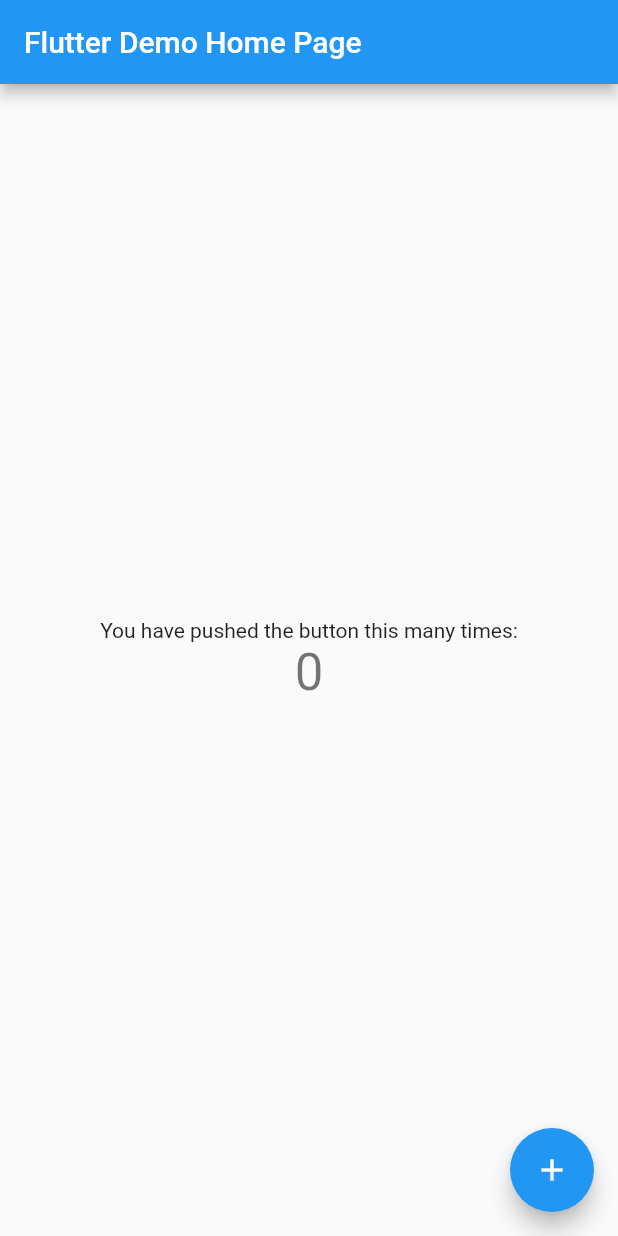
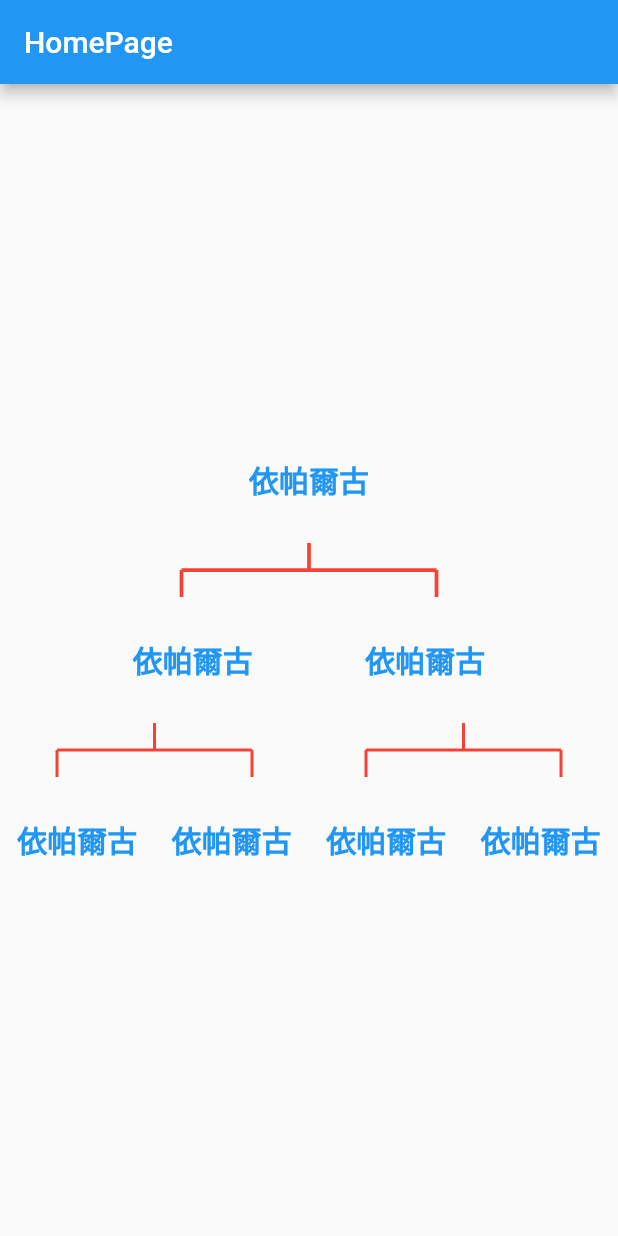
Before and after one commit to andy880409/huiyiapp, a Flutter app: the screen it shows after launch, on a phone screen of 412 x 824 dp. Run offline on Flutter 3.47's test engine with Material 2 defaults, Android fonts, the phone set to English and light mode, and no system bars.

Commit message:
樹狀圖初步畫面完成

```diff
--- a/app/huiyiapp/lib/main.dart
+++ b/app/huiyiapp/lib/main.dart
@@ -1,113 +1,41 @@
 import 'package:flutter/material.dart';
+import 'package:huiyiapp/mbChart.dart';
+import 'package:huiyiapp/mbBtn.dart';
 
 void main() {
   runApp(MyApp());
 }
 
 class MyApp extends StatelessWidget {
-  // This widget is the root of your application.
   @override
   Widget build(BuildContext context) {
     return MaterialApp(
-      title: 'Flutter Demo',
-      theme: ThemeData(
-        // This is the theme of your application.
-        //
-        // Try running your application with "flutter run". You'll see the
-        // application has a blue toolbar. Then, without quitting the app, try
-        // changing the primarySwatch below to Colors.green and then invoke
-        // "hot reload" (press "r" in the console where you ran "flutter run",
-        // or simply save your changes to "hot reload" in a Flutter IDE).
-        // Notice that the counter didn't reset back to zero; the application
-        // is not restarted.
-        primarySwatch: Colors.blue,
+      home: Scaffold(
+        appBar: AppBar(title: Text("HomePage")),
+        body: MyHomePage(),
       ),
-      home: MyHomePage(title: 'Flutter Demo Home Page'),
     );
   }
 }
 
-class MyHomePage extends StatefulWidget {
-  MyHomePage({Key key, this.title}) : super(key: key);
-
-  // This widget is the home page of your application. It is stateful, meaning
-  // that it has a State object (defined below) that contains fields that affect
-  // how it looks.
-
-  // This class is the configuration for the state. It holds the values (in this
-  // case the title) provided by the parent (in this case the App widget) and
-  // used by the build method of the State. Fields in a Widget subclass are
-  // always marked "final".
-
-  final String title;
-
-  @override
-  _MyHomePageState createState() => _MyHomePageState();
-}
-
-class _MyHomePageState extends State<MyHomePage> {
-  int _counter = 0;
-
-  void _incrementCounter() {
-    setState(() {
-      // This call to setState tells the Flutter framework that something has
-      // changed in this State, which causes it to rerun the build method below
-      // so that the display can reflect the updated values. If we changed
-      // _counter without calling setState(), then the build method would not be
-      // called again, and so nothing would appear to happen.
-      _counter++;
-    });
-  }
-
+class MyHomePage extends StatelessWidget {
   @override
   Widget build(BuildContext context) {
-    // This method is rerun every time setState is called, for instance as done
-    // by the _incrementCounter method above.
-    //
-    // The Flutter framework has been optimized to make rerunning build methods
-    // fast, so that you can just rebuild anything that needs updating rather
-    // than having to individually change instances of widgets.
-    return Scaffold(
-      appBar: AppBar(
-        // Here we take the value from the MyHomePage object that was created by
-        // the App.build method, and use it to set our appbar title.
-        title: Text(widget.title),
-      ),
-      body: Center(
-        // Center is a layout widget. It takes a single child and positions it
-        // in the middle of the parent.
-        child: Column(
-          // Column is also a layout widget. It takes a list of children and
-          // arranges them vertically. By default, it sizes itself to fit its
-          // children horizontally, and tries to be as tall as its parent.
-          //
-          // Invoke "debug painting" (press "p" in the console, choose the
-          // "Toggle Debug Paint" action from the Flutter Inspector in Android
-          // Studio, or the "Toggle Debug Paint" command in Visual Studio Code)
-          // to see the wireframe for each widget.
-          //
-          // Column has various properties to control how it sizes itself and
-          // how it positions its children. Here we use mainAxisAlignment to
-          // center the children vertically; the main axis here is the vertical
-          // axis because Columns are vertical (the cross axis would be
-          // horizontal).
-          mainAxisAlignment: MainAxisAlignment.center,
-          children: <Widget>[
-            Text(
-              'You have pushed the button this many times:',
-            ),
-            Text(
-              '$_counter',
-              style: Theme.of(context).textTheme.headline4,
-            ),
+    return Column(
+      mainAxisAlignment: MainAxisAlignment.center,
+      children: [
+        MbBtn(),
+        MbChart(
+          40,
+          2.5,
+        ),
+        Row(
+          children: [
+            Expanded(child: MbChart(0, 2)),
+            Expanded(child: MbChart(0, 2)),
           ],
-        ),
-      ),
-      floatingActionButton: FloatingActionButton(
-        onPressed: _incrementCounter,
-        tooltip: 'Increment',
-        child: Icon(Icons.add),
-      ), // This trailing comma makes auto-formatting nicer for build methods.
+        )
+      ],
     );
   }
 }
--- /dev/null
+++ b/app/huiyiapp/lib/mbBtn.dart
@@ -0,0 +1,24 @@
+import 'package:flutter/material.dart';
+
+class MbBtn extends StatelessWidget {
+  final text = "依帕爾古";
+  @override
+  Widget build(BuildContext context) {
+    return GestureDetector(
+      onDoubleTap: () {
+        print("按兩下跑到上面");
+      },
+      child: TextButton(
+        child: Text(
+          text.length >= 4 ? text.substring(0, 4) : text,
+          style: TextStyle(fontSize: 20, fontWeight: FontWeight.bold),
+          maxLines: 1,
+          textAlign: TextAlign.center,
+        ),
+        onPressed: () {
+          print("會員資料");
+        },
+      ),
+    );
+  }
+}
--- /dev/null
+++ b/app/huiyiapp/lib/mbChart.dart
@@ -0,0 +1,33 @@
+import 'package:flutter/material.dart';
+import 'package:huiyiapp/linePainter.dart';
+import 'package:huiyiapp/mbBtn.dart';
+
+class MbChart extends StatelessWidget {
+  final double length;
+  final double thick;
+  MbChart(this.length, this.thick);
+  @override
+  Widget build(BuildContext context) {
+    return Container(
+      width: 270 + length,
+      height: 120,
+      child: Column(
+        mainAxisAlignment: MainAxisAlignment.center,
+        children: [
+          Expanded(
+            child: CustomPaint(
+              size: Size(130 + length, 50),
+              painter: LinePainter(thick: thick),
+            ),
+          ),
+          Row(
+            children: [
+              Expanded(child: MbBtn()),
+              Expanded(child: MbBtn()),
+            ],
+          )
+        ],
+      ),
+    );
+  }
+}
```
Also changed, not shown: app/huiyiapp/lib/linePainter.dart (added, +39 -0 lines), 3 other files.
